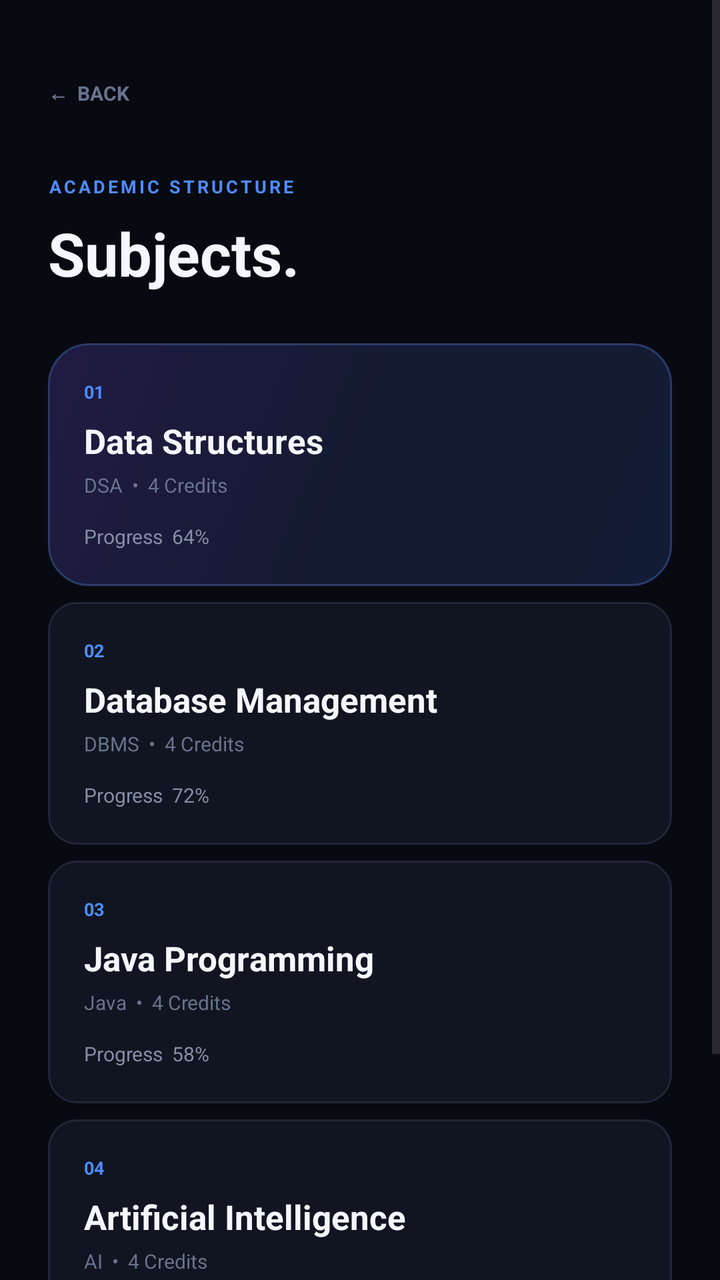
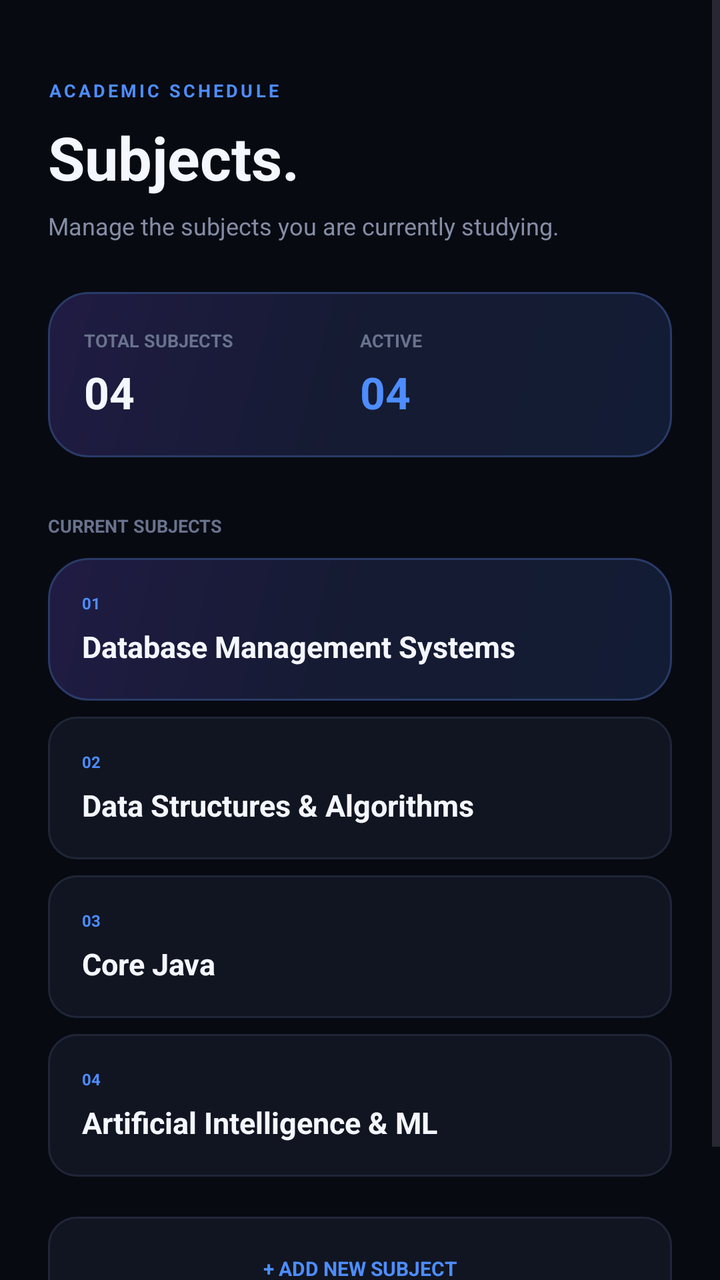

Before-and-after screenshots of an Android layout around one commit, followed by the original layout XML and the change that was made.
<!-- AndroidManifest.xml: application theme Theme.AnticiAI -->
<!-- res/layout/fragment_subjects.xml -->
<?xml version="1.0" encoding="utf-8"?>
<ScrollView
    xmlns:android="http://schemas.android.com/apk/res/android"
    android:layout_width="match_parent"
    android:layout_height="match_parent"
    android:background="#080A12"
    android:fillViewport="true">

    <LinearLayout
        android:layout_width="match_parent"
        android:layout_height="wrap_content"
        android:orientation="vertical"
        android:padding="24dp">

        <TextView
            android:id="@+id/btnBack"
            android:layout_width="wrap_content"
            android:layout_height="45dp"
            android:gravity="center_vertical"
            android:text="←  BACK"
            android:textColor="#69738D"
            android:textSize="10sp"
            android:textStyle="bold" />

        <TextView
            android:layout_width="wrap_content"
            android:layout_height="wrap_content"
            android:layout_marginTop="18dp"
            android:letterSpacing="0.15"
            android:text="ACADEMIC STRUCTURE"
            android:textColor="#4D8DFF"
            android:textSize="9sp"
            android:textStyle="bold" />

        <TextView
            android:layout_width="wrap_content"
            android:layout_height="wrap_content"
            android:layout_marginTop="7dp"
            android:text="Subjects."
            android:textColor="#F5F7FF"
            android:textSize="30sp"
            android:textStyle="bold" />

        

        <LinearLayout
            android:layout_width="match_parent"
            android:layout_height="wrap_content"
            android:layout_marginTop="25dp"
            android:background="@drawable/bg_prediction_card"
            android:orientation="vertical"
            android:padding="18dp">

            <TextView
                android:layout_width="wrap_content"
                android:layout_height="wrap_content"
                android:text="01"
                android:textColor="#4D8DFF"
                android:textSize="9sp"
                android:textStyle="bold" />

            <TextView
                android:layout_width="wrap_content"
                android:layout_height="wrap_content"
                android:layout_marginTop="7dp"
                android:text="Data Structures"
                android:textColor="#F5F7FF"
                android:textSize="17sp"
                android:textStyle="bold" />

            <TextView
                android:layout_width="wrap_content"
                android:layout_height="wrap_content"
                android:layout_marginTop="4dp"
                android:text="DSA  •  4 Credits"
                android:textColor="#69738D"
                android:textSize="10sp" />

            <TextView
                android:layout_width="wrap_content"
                android:layout_height="wrap_content"
                android:layout_marginTop="12dp"
                android:text="Progress  64%"
                android:textColor="#858DA5"
                android:textSize="10sp" />

        </LinearLayout>

        

        <LinearLayout
            android:layout_width="match_parent"
            android:layout_height="wrap_content"
            android:layout_marginTop="8dp"
            android:background="@drawable/bg_main_card"
            android:orientation="vertical"
            android:padding="18dp">

            <TextView
                android:layout_width="wrap_content"
                android:layout_height="wrap_content"
                android:text="02"
                android:textColor="#4D8DFF"
                android:textSize="9sp"
                android:textStyle="bold" />

            <TextView
                android:layout_width="wrap_content"
                android:layout_height="wrap_content"
                android:layout_marginTop="7dp"
                android:text="Database Management"
                android:textColor="#F5F7FF"
                android:textSize="17sp"
                android:textStyle="bold" />

            <TextView
                android:layout_width="wrap_content"
                android:layout_height="wrap_content"
                android:layout_marginTop="4dp"
                android:text="DBMS  •  4 Credits"
                android:textColor="#69738D"
                android:textSize="10sp" />

            <TextView
                android:layout_width="wrap_content"
                android:layout_height="wrap_content"
                android:layout_marginTop="12dp"
                android:text="Progress  72%"
                android:textColor="#858DA5"
                android:textSize="10sp" />

        </LinearLayout>

        

        <LinearLayout
            android:layout_width="match_parent"
            android:layout_height="wrap_content"
            android:layout_marginTop="8dp"
            android:background="@drawable/bg_main_card"
            android:orientation="vertical"
            android:padding="18dp">

            <TextView
                android:layout_width="wrap_content"
                android:layout_height="wrap_content"
                android:text="03"
                android:textColor="#4D8DFF"
                android:textSize="9sp"
                android:textStyle="bold" />

            <TextView
                android:layout_width="wrap_content"
                android:layout_height="wrap_content"
                android:layout_marginTop="7dp"
                android:text="Java Programming"
                android:textColor="#F5F7FF"
                android:textSize="17sp"
                android:textStyle="bold" />

            <TextView
                android:layout_width="wrap_content"
                android:layout_height="wrap_content"
                android:layout_marginTop="4dp"
                android:text="Java  •  4 Credits"
                android:textColor="#69738D"
                android:textSize="10sp" />

            <TextView
                android:layout_width="wrap_content"
                android:layout_height="wrap_content"
                android:layout_marginTop="12dp"
                android:text="Progress  58%"
                android:textColor="#858DA5"
                android:textSize="10sp" />

        </LinearLayout>

        

        <LinearLayout
            android:layout_width="match_parent"
            android:layout_height="wrap_content"
            android:layout_marginTop="8dp"
            android:background="@drawable/bg_main_card"
            android:orientation="vertical"
            android:padding="18dp">

            <TextView
                android:layout_width="wrap_content"
                android:layout_height="wrap_content"
                android:text="04"
                android:textColor="#4D8DFF"
                android:textSize="9sp"
                android:textStyle="bold" />

            <TextView
                android:layout_width="wrap_content"
                android:layout_height="wrap_content"
                android:layout_marginTop="7dp"
                android:text="Artificial Intelligence"
                android:textColor="#F5F7FF"
                android:textSize="17sp"
                android:textStyle="bold" />

            <TextView
                android:layout_width="wrap_content"
                android:layout_height="wrap_content"
                android:layout_marginTop="4dp"
                android:text="AI  •  4 Credits"
                android:textColor="#69738D"
                android:textSize="10sp" />

            <TextView
                android:layout_width="wrap_content"
                android:layout_height="wrap_content"
                android:layout_marginTop="12dp"
                android:text="Progress  61%"
                android:textColor="#858DA5"
                android:textSize="10sp" />

        </LinearLayout>

        <TextView
            android:layout_width="match_parent"
            android:layout_height="52dp"
            android:layout_marginTop="20dp"
            android:background="@drawable/bg_main_card"
            android:gravity="center"
            android:text="+  ADD SUBJECT"
            android:textColor="#4D8DFF"
            android:textSize="10sp"
            android:textStyle="bold" />

    </LinearLayout>

</ScrollView>
<!-- resources referenced by this layout -->
<resources>
  <!-- drawable bg_main_card (drawable) -->
  <?xml version="1.0" encoding="utf-8"?>
  <shape xmlns:android="http://schemas.android.com/apk/res/android">
  
      <solid android:color="#111521"/>
  
      <stroke
          android:width="1dp"
          android:color="#202638"/>
  
      <corners android:radius="14dp"/>
  
  </shape>
  <!-- drawable bg_prediction_card (drawable) -->
  <?xml version="1.0" encoding="utf-8"?>
  <shape xmlns:android="http://schemas.android.com/apk/res/android">
  
      <gradient
          android:angle="135"
          android:startColor="#121C34"
          android:centerColor="#151B32"
          android:endColor="#201B43"/>
  
      <stroke
          android:width="1dp"
          android:color="#293B68"/>
  
      <corners android:radius="20dp"/>
  
  </shape>
  <style name="Theme.AnticiAI" parent="Base.Theme.AnticiAI" />
  <style name="Base.Theme.AnticiAI" parent="Theme.Material3.DayNight.NoActionBar">
          
          
      </style>
</resources>

<!-- the commit's change to res/layout/fragment_subjects.xml (unified diff, before → after) -->
@@ -1,6 +1,5 @@
 <?xml version="1.0" encoding="utf-8"?>
-<ScrollView
-    xmlns:android="http://schemas.android.com/apk/res/android"
+<ScrollView xmlns:android="http://schemas.android.com/apk/res/android"
     android:layout_width="match_parent"
     android:layout_height="match_parent"
     android:background="#080A12"
@@ -12,22 +11,14 @@
         android:orientation="vertical"
         android:padding="24dp">
 
-        <TextView
-            android:id="@+id/btnBack"
+        
+
+        <TextView
             android:layout_width="wrap_content"
-            android:layout_height="45dp"
-            android:gravity="center_vertical"
-            android:text="←  BACK"
-            android:textColor="#69738D"
-            android:textSize="10sp"
-            android:textStyle="bold" />
-
-        <TextView
-            android:layout_width="wrap_content"
-            android:layout_height="wrap_content"
-            android:layout_marginTop="18dp"
+            android:layout_height="wrap_content"
+            android:layout_marginTop="15dp"
             android:letterSpacing="0.15"
-            android:text="ACADEMIC STRUCTURE"
+            android:text="ACADEMIC SCHEDULE"
             android:textColor="#4D8DFF"
             android:textSize="9sp"
             android:textStyle="bold" />
@@ -41,6 +32,14 @@
             android:textSize="30sp"
             android:textStyle="bold" />
 
+        <TextView
+            android:layout_width="match_parent"
+            android:layout_height="wrap_content"
+            android:layout_marginTop="6dp"
+            android:text="Manage the subjects you are currently studying."
+            android:textColor="#858DA5"
+            android:textSize="12sp" />
+
         
 
         <LinearLayout
@@ -48,186 +47,213 @@
             android:layout_height="wrap_content"
             android:layout_marginTop="25dp"
             android:background="@drawable/bg_prediction_card"
-            android:orientation="vertical"
+            android:orientation="horizontal"
             android:padding="18dp">
 
+            <LinearLayout
+                android:layout_width="0dp"
+                android:layout_height="wrap_content"
+                android:layout_weight="1"
+                android:orientation="vertical">
+
+                <TextView
+                    android:layout_width="wrap_content"
+                    android:layout_height="wrap_content"
+                    android:text="TOTAL SUBJECTS"
+                    android:textColor="#69738D"
+                    android:textSize="9sp"
+                    android:textStyle="bold" />
+
+                <TextView
+                    android:layout_width="wrap_content"
+                    android:layout_height="wrap_content"
+                    android:layout_marginTop="5dp"
+                    android:text="04"
+                    android:textColor="#F5F7FF"
+                    android:textSize="22sp"
+                    android:textStyle="bold" />
+
+            </LinearLayout>
+
+            <LinearLayout
+                android:layout_width="0dp"
+                android:layout_height="wrap_content"
+                android:layout_weight="1"
+                android:orientation="vertical">
+
+                <TextView
+                    android:layout_width="wrap_content"
+                    android:layout_height="wrap_content"
+                    android:text="ACTIVE"
+                    android:textColor="#69738D"
+                    android:textSize="9sp"
+                    android:textStyle="bold" />
+
+                <TextView
+                    android:layout_width="wrap_content"
+                    android:layout_height="wrap_content"
+                    android:layout_marginTop="5dp"
+                    android:text="04"
+                    android:textColor="#4D8DFF"
+                    android:textSize="22sp"
+                    android:textStyle="bold" />
+
+            </LinearLayout>
+
+        </LinearLayout>
+
+        
+
+        <TextView
+            android:layout_width="wrap_content"
+            android:layout_height="wrap_content"
+            android:layout_marginTop="28dp"
+            android:text="CURRENT SUBJECTS"
+            android:textColor="#69738D"
+            android:textSize="9sp"
+            android:textStyle="bold" />
+
+        
+
+        <LinearLayout
+            android:id="@+id/subjectDbms"
+            android:layout_width="match_parent"
+            android:layout_height="wrap_content"
+            android:layout_marginTop="10dp"
+            android:background="@drawable/bg_prediction_card"
+            android:clickable="true"
+            android:focusable="true"
+            android:orientation="vertical"
+            android:padding="17dp">
+
             <TextView
                 android:layout_width="wrap_content"
                 android:layout_height="wrap_content"
                 android:text="01"
                 android:textColor="#4D8DFF"
-                android:textSize="9sp"
-                android:textStyle="bold" />
-
-            <TextView
-                android:layout_width="wrap_content"
-                android:layout_height="wrap_content"
-                android:layout_marginTop="7dp"
-                android:text="Data Structures"
-                android:textColor="#F5F7FF"
-                android:textSize="17sp"
-                android:textStyle="bold" />
-
-            <TextView
-                android:layout_width="wrap_content"
-                android:layout_height="wrap_content"
-                android:layout_marginTop="4dp"
-                android:text="DSA  •  4 Credits"
-                android:textColor="#69738D"
-                android:textSize="10sp" />
-
-            <TextView
-                android:layout_width="wrap_content"
-                android:layout_height="wrap_content"
-                android:layout_marginTop="12dp"
-                android:text="Progress  64%"
-                android:textColor="#858DA5"
-                android:textSize="10sp" />
-
-        </LinearLayout>
-
-        
-
-        <LinearLayout
+                android:textSize="8sp"
+                android:textStyle="bold" />
+
+            <TextView
+                android:layout_width="wrap_content"
+                android:layout_height="wrap_content"
+                android:layout_marginTop="6dp"
+                android:text="Database Management Systems"
+                android:textColor="#F5F7FF"
+                android:textSize="15sp"
+                android:textStyle="bold" />
+
+        </LinearLayout>
+
+        
+
+        <LinearLayout
+            android:id="@+id/subjectDsa"
             android:layout_width="match_parent"
             android:layout_height="wrap_content"
             android:layout_marginTop="8dp"
             android:background="@drawable/bg_main_card"
-            android:orientation="vertical"
-            android:padding="18dp">
+            android:clickable="true"
+            android:focusable="true"
+            android:orientation="vertical"
+            android:padding="17dp">
 
             <TextView
                 android:layout_width="wrap_content"
                 android:layout_height="wrap_content"
                 android:text="02"
                 android:textColor="#4D8DFF"
-                android:textSize="9sp"
-                android:textStyle="bold" />
-
-            <TextView
-                android:layout_width="wrap_content"
-                android:layout_height="wrap_content"
-                android:layout_marginTop="7dp"
-                android:text="Database Management"
-                android:textColor="#F5F7FF"
-                android:textSize="17sp"
-                android:textStyle="bold" />
-
-            <TextView
-                android:layout_width="wrap_content"
-                android:layout_height="wrap_content"
-                android:layout_marginTop="4dp"
-                android:text="DBMS  •  4 Credits"
-                android:textColor="#69738D"
-                android:textSize="10sp" />
-
-            <TextView
-                android:layout_width="wrap_content"
-                android:layout_height="wrap_content"
-                android:layout_marginTop="12dp"
-                android:text="Progress  72%"
-                android:textColor="#858DA5"
-                android:textSize="10sp" />
-
-        </LinearLayout>
-
-        
-
-        <LinearLayout
+                android:textSize="8sp"
+                android:textStyle="bold" />
+
+            <TextView
+                android:layout_width="wrap_content"
+                android:layout_height="wrap_content"
+                android:layout_marginTop="6dp"
+                android:text="@string/data_structures_algorithms"
+                android:textColor="#F5F7FF"
+                android:textSize="15sp"
+                android:textStyle="bold" />
+
+        </LinearLayout>
+
+        
+
+        <LinearLayout
+            android:id="@+id/subjectJava"
             android:layout_width="match_parent"
             android:layout_height="wrap_content"
             android:layout_marginTop="8dp"
             android:background="@drawable/bg_main_card"
-            android:orientation="vertical"
-            android:padding="18dp">
+            android:clickable="true"
+            android:focusable="true"
+            android:orientation="vertical"
+            android:padding="17dp">
 
             <TextView
                 android:layout_width="wrap_content"
                 android:layout_height="wrap_content"
                 android:text="03"
                 android:textColor="#4D8DFF"
-                android:textSize="9sp"
-                android:textStyle="bold" />
-
-            <TextView
-                android:layout_width="wrap_content"
-                android:layout_height="wrap_content"
-                android:layout_marginTop="7dp"
-                android:text="Java Programming"
-                android:textColor="#F5F7FF"
-                android:textSize="17sp"
-                android:textStyle="bold" />
-
-            <TextView
-                android:layout_width="wrap_content"
-                android:layout_height="wrap_content"
-                android:layout_marginTop="4dp"
-                android:text="Java  •  4 Credits"
-                android:textColor="#69738D"
-                android:textSize="10sp" />
-
-            <TextView
-                android:layout_width="wrap_content"
-                android:layout_height="wrap_content"
-                android:layout_marginTop="12dp"
-                android:text="Progress  58%"
-                android:textColor="#858DA5"
-                android:textSize="10sp" />
-
-        </LinearLayout>
-
-        
-
-        <LinearLayout
+                android:textSize="8sp"
+                android:textStyle="bold" />
+
+            <TextView
+                android:layout_width="wrap_content"
+                android:layout_height="wrap_content"
+                android:layout_marginTop="6dp"
+                android:text="Core Java"
+                android:textColor="#F5F7FF"
+                android:textSize="15sp"
+                android:textStyle="bold" />
+
+        </LinearLayout>
+
+        
+
+        <LinearLayout
+            android:id="@+id/subjectAiMl"
             android:layout_width="match_parent"
             android:layout_height="wrap_content"
             android:layout_marginTop="8dp"
             android:background="@drawable/bg_main_card"
-            android:orientation="vertical"
-            android:padding="18dp">
+            android:clickable="true"
+            android:focusable="true"
+            android:orientation="vertical"
+            android:padding="17dp">
 
             <TextView
                 android:layout_width="wrap_content"
                 android:layout_height="wrap_content"
                 android:text="04"
                 android:textColor="#4D8DFF"
-                android:textSize="9sp"
-                android:textStyle="bold" />
-
-            <TextView
-                android:layout_width="wrap_content"
-                android:layout_height="wrap_content"
-                android:layout_marginTop="7dp"
-                android:text="Artificial Intelligence"
-                android:textColor="#F5F7FF"
-                android:textSize="17sp"
-                android:textStyle="bold" />
-
-            <TextView
-                android:layout_width="wrap_content"
-                android:layout_height="wrap_content"
-                android:layout_marginTop="4dp"
-                android:text="AI  •  4 Credits"
-                android:textColor="#69738D"
-                android:textSize="10sp" />
-
-            <TextView
-                android:layout_width="wrap_content"
-                android:layout_height="wrap_content"
-                android:layout_marginTop="12dp"
-                android:text="Progress  61%"
-                android:textColor="#858DA5"
-                android:textSize="10sp" />
-
-        </LinearLayout>
-
-        <TextView
+                android:textSize="8sp"
+                android:textStyle="bold" />
+
+            <TextView
+                android:layout_width="wrap_content"
+                android:layout_height="wrap_content"
+                android:layout_marginTop="6dp"
+                android:text="@string/artificial_intelligence_ml"
+                android:textColor="#F5F7FF"
+                android:textSize="15sp"
+                android:textStyle="bold" />
+
+        </LinearLayout>
+
+        
+
+        <TextView
+            android:id="@+id/btnAddSubject"
             android:layout_width="match_parent"
             android:layout_height="52dp"
             android:layout_marginTop="20dp"
-            android:background="@drawable/bg_main_card"
+            android:layout_marginBottom="30dp"
+            android:background="@drawable/bg_main_card"
+            android:clickable="true"
+            android:focusable="true"
             android:gravity="center"
-            android:text="+  ADD SUBJECT"
+            android:text="+ ADD NEW SUBJECT"
             android:textColor="#4D8DFF"
             android:textSize="10sp"
             android:textStyle="bold" />
<!-- resource entries referenced after the edit -->
@@ -30,6 +30,8 @@
       <corners android:radius="20dp"/>
   
   </shape>
+  <string name="artificial_intelligence_ml">Artificial Intelligence &amp; ML</string>
+  <string name="data_structures_algorithms">Data Structures &amp; Algorithms</string>
   <style name="Theme.AnticiAI" parent="Base.Theme.AnticiAI" />
   <style name="Base.Theme.AnticiAI" parent="Theme.Material3.DayNight.NoActionBar">
           
